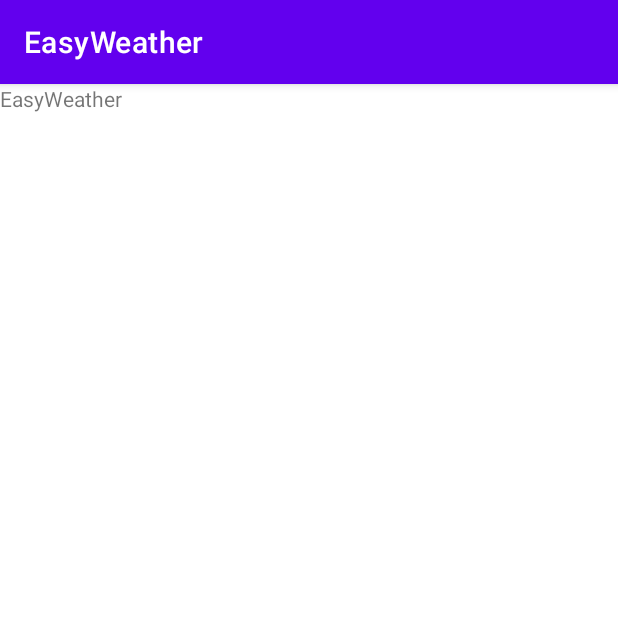
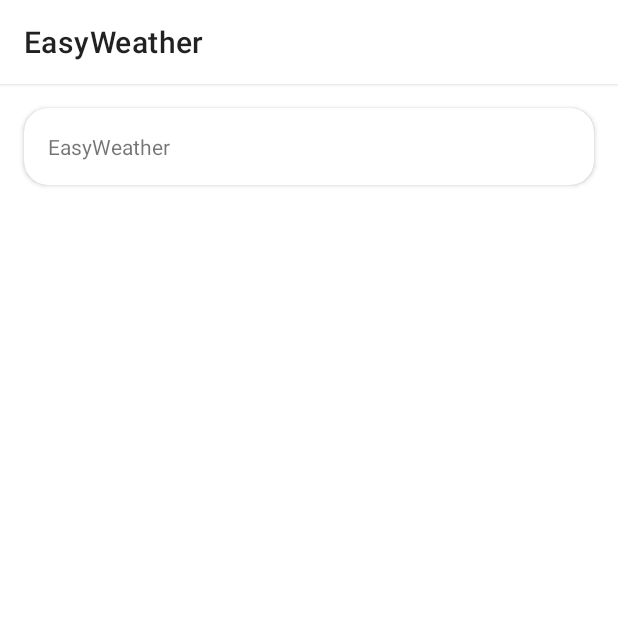
Before and after one commit to MaxKliuba/EasyWeather, an Android app: the screen it shows after launch (EasyWeatherActivity), on a phone screen of 412 x 824 dp, the top half of it. Run offline under Robolectric (Android 15) with nearby library versions, the phone set to English and light mode, and no system bars; our stand-ins replace RxJava.

Commit message:
ui updated, theme updated

```diff
--- a/app/build.gradle
+++ b/app/build.gradle
@@ -8,7 +8,7 @@ android {
 
     defaultConfig {
         applicationId "com.maxclub.android.easyweather"
-        minSdkVersion 19
+        minSdkVersion 21
         targetSdkVersion 31
         versionCode 1
         versionName "1.0"
@@ -43,6 +43,7 @@ dependencies {
     implementation 'com.squareup.retrofit2:adapter-rxjava2:2.9.0'
     implementation 'com.google.android.gms:play-services-location:18.0.0'
     implementation 'androidx.multidex:multidex:2.0.1'
+    implementation 'androidx.swiperefreshlayout:swiperefreshlayout:1.2.0-alpha01'
     testImplementation 'junit:junit:4.+'
     androidTestImplementation 'androidx.test.ext:junit:1.1.3'
     androidTestImplementation 'androidx.test.espresso:espresso-core:3.4.0'
--- a/app/src/main/java/com/maxclub/android/easyweather/LocationWeatherFragment.java
+++ b/app/src/main/java/com/maxclub/android/easyweather/LocationWeatherFragment.java
@@ -3,6 +3,7 @@ package com.maxclub.android.easyweather;
 import android.Manifest;
 import android.annotation.SuppressLint;
 import android.content.pm.PackageManager;
+import android.graphics.Color;
 import android.location.Location;
 import android.os.Bundle;
 import android.util.Log;
@@ -13,8 +14,10 @@ import android.widget.TextView;
 
 import androidx.annotation.NonNull;
 import androidx.annotation.Nullable;
+import androidx.appcompat.widget.Toolbar;
 import androidx.core.content.ContextCompat;
 import androidx.fragment.app.Fragment;
+import androidx.swiperefreshlayout.widget.SwipeRefreshLayout;
 
 import com.google.android.gms.common.ConnectionResult;
 import com.google.android.gms.common.GoogleApiAvailability;
@@ -22,6 +25,7 @@ import com.google.android.gms.common.api.GoogleApiClient;
 import com.google.android.gms.location.LocationListener;
 import com.google.android.gms.location.LocationRequest;
 import com.google.android.gms.location.LocationServices;
+import com.google.android.material.progressindicator.LinearProgressIndicator;
 import com.maxclub.android.easyweather.api.WeatherApi;
 import com.maxclub.android.easyweather.data.WeatherData;
 
@@ -45,6 +49,9 @@ public class LocationWeatherFragment extends Fragment implements LocationListene
     private Location mLocation;
     private WeatherApi mWeatherApi = WeatherApi.Instance.getApi();
     private WeatherData mWeatherData;
+
+    private SwipeRefreshLayout mSwipeRefreshLayout;
+    private Toolbar mToolbar;
     private TextView mTextView;
 
     public static LocationWeatherFragment newInstance() {
@@ -70,8 +77,18 @@ public class LocationWeatherFragment extends Fragment implements LocationListene
     public View onCreateView(@NonNull @NotNull LayoutInflater inflater,
                              @Nullable @org.jetbrains.annotations.Nullable ViewGroup container,
                              @Nullable @org.jetbrains.annotations.Nullable Bundle savedInstanceState) {
-        View view = inflater.inflate(R.layout.search_weather_fragment, container, false);
+        View view = inflater.inflate(R.layout.weather_fragment, container, false);
 
+        mSwipeRefreshLayout = (SwipeRefreshLayout) view.findViewById(R.id.swipe_refresh_layout);
+        mSwipeRefreshLayout.setColorSchemeResources(R.color.swipe_refresh_layout_color);
+        mSwipeRefreshLayout.setProgressBackgroundColorSchemeResource(R.color.swipe_refresh_layout_background_color);
+        mSwipeRefreshLayout.setOnRefreshListener(new SwipeRefreshLayout.OnRefreshListener() {
+            @Override
+            public void onRefresh() {
+                updateWeather();
+            }
+        });
+        mToolbar = (Toolbar) view.findViewById(R.id.weather_fragment_toolbar);
         mTextView = (TextView) view.findViewById(R.id.weather_textview);
 
         updateUserInterface();
@@ -183,6 +200,8 @@ public class LocationWeatherFragment extends Fragment implements LocationListene
 
     @SuppressLint("MissingPermission")
     private void registerLocationRequestListener() {
+        mSwipeRefreshLayout.setRefreshing(true);
+
         LocationRequest locationRequest = LocationRequest.create();
         locationRequest.setPriority(LocationRequest.PRIORITY_HIGH_ACCURACY);
         locationRequest.setInterval(1000);
@@ -218,11 +237,12 @@ public class LocationWeatherFragment extends Fragment implements LocationListene
                             Log.e(TAG, e.getMessage(), e);
                             // вивід екрану із повідомленням, що щось пішло не так
                         }
+                        mSwipeRefreshLayout.setRefreshing(false);
                     }
 
                     @Override
                     public void onComplete() {
-
+                        mSwipeRefreshLayout.setRefreshing(false);
                     }
                 });
     }
@@ -235,8 +255,8 @@ public class LocationWeatherFragment extends Fragment implements LocationListene
 
     private void updateUserInterface() {
         if (mWeatherData != null) {
-            mTextView.setText(mWeatherData.getCity().getName()
-                    + " " + mWeatherData.getList().get(0).getMain().getTemp()
+            mToolbar.setSubtitle(mWeatherData.getCity().getName());
+            mTextView.setText(mWeatherData.getList().get(0).getMain().getTemp()
                     + " " + mWeatherData.getList().get(0).getWeather().get(0).getMain());
         }
     }
--- a/app/src/main/java/com/maxclub/android/easyweather/SearchWeatherFragment.java
+++ b/app/src/main/java/com/maxclub/android/easyweather/SearchWeatherFragment.java
@@ -47,7 +47,7 @@ public class SearchWeatherFragment extends Fragment {
     public View onCreateView(@NonNull @NotNull LayoutInflater inflater,
                              @Nullable @org.jetbrains.annotations.Nullable ViewGroup container,
                              @Nullable @org.jetbrains.annotations.Nullable Bundle savedInstanceState) {
-        View view = inflater.inflate(R.layout.search_weather_fragment, container, false);
+        View view = inflater.inflate(R.layout.weather_fragment, container, false);
 
         mTextView = (TextView) view.findViewById(R.id.weather_textview);
 
--- a/app/src/main/res/layout/search_weather_fragment.xml
+++ /dev/null
@@ -1,13 +0,0 @@
-<?xml version="1.0" encoding="utf-8"?>
-<LinearLayout xmlns:android="http://schemas.android.com/apk/res/android"
-    android:layout_width="match_parent"
-    android:layout_height="match_parent"
-    android:orientation="vertical">
-
-    <TextView
-        android:id="@+id/weather_textview"
-        android:layout_width="match_parent"
-        android:layout_height="wrap_content"
-        android:text="@string/app_name" />
-
-</LinearLayout>
--- /dev/null
+++ b/app/src/main/res/layout/weather_fragment.xml
@@ -0,0 +1,48 @@
+<?xml version="1.0" encoding="utf-8"?>
+<androidx.swiperefreshlayout.widget.SwipeRefreshLayout xmlns:android="http://schemas.android.com/apk/res/android"
+    xmlns:app="http://schemas.android.com/apk/res-auto"
+    xmlns:tools="http://schemas.android.com/tools"
+    android:id="@+id/swipe_refresh_layout"
+    android:layout_width="match_parent"
+    android:layout_height="match_parent">
+
+    <LinearLayout
+        android:layout_width="match_parent"
+        android:layout_height="match_parent"
+        android:orientation="vertical">
+
+        <include layout="@layout/weather_fragment_toolbar" />
+
+        <ScrollView
+            android:layout_width="match_parent"
+            android:layout_height="match_parent"
+            android:padding="8dp">
+
+            <LinearLayout
+                android:layout_width="match_parent"
+                android:layout_height="wrap_content"
+                android:orientation="vertical">
+
+                <androidx.cardview.widget.CardView
+                    android:layout_width="match_parent"
+                    android:layout_height="wrap_content"
+                    android:layout_margin="8dp"
+                    app:cardBackgroundColor="?attr/colorSurface"
+                    app:cardCornerRadius="16dp">
+
+                    <TextView
+                        android:id="@+id/weather_textview"
+                        android:layout_width="match_parent"
+                        android:layout_height="wrap_content"
+                        android:layout_margin="16dp"
+                        android:text="@string/app_name" />
+
+                </androidx.cardview.widget.CardView>
+
+            </LinearLayout>
+
+        </ScrollView>
+
+    </LinearLayout>
+
+</androidx.swiperefreshlayout.widget.SwipeRefreshLayout>
--- /dev/null
+++ b/app/src/main/res/layout/weather_fragment_toolbar.xml
@@ -0,0 +1,15 @@
+<?xml version="1.0" encoding="utf-8"?>
+<androidx.appcompat.widget.Toolbar xmlns:android="http://schemas.android.com/apk/res/android"
+    xmlns:app="http://schemas.android.com/apk/res-auto"
+    android:id="@+id/weather_fragment_toolbar"
+    android:layout_width="match_parent"
+    android:layout_height="wrap_content"
+    android:background="?attr/colorPrimary"
+    android:fitsSystemWindows="true"
+    android:minHeight="?attr/actionBarSize"
+    android:translationZ="2dp"
+    app:popupTheme="@style/ThemeOverlay.AppCompat.DayNight"
+    app:theme="@style/ThemeOverlay.AppCompat.DayNight"
+    app:title="@string/app_name">
+
+</androidx.appcompat.widget.Toolbar>
--- /dev/null
+++ b/app/src/main/res/values-night/colors.xml
@@ -0,0 +1,5 @@
+<?xml version="1.0" encoding="utf-8"?>
+<resources>
+    <color name="swipe_refresh_layout_color">@color/white</color>
+    <color name="swipe_refresh_layout_background_color">@color/black</color>
+</resources>
--- a/app/src/main/res/values-night/themes.xml
+++ b/app/src/main/res/values-night/themes.xml
@@ -1,16 +1,21 @@
 <resources xmlns:tools="http://schemas.android.com/tools">
     <!-- Base application theme. -->
-    <style name="Theme.EasyWeather" parent="Theme.MaterialComponents.DayNight.DarkActionBar">
+    <style name="Theme.EasyWeather" parent="Theme.MaterialComponents.DayNight.NoActionBar">
         <!-- Primary brand color. -->
-        <item name="colorPrimary">@color/purple_200</item>
-        <item name="colorPrimaryVariant">@color/purple_700</item>
-        <item name="colorOnPrimary">@color/black</item>
+        <item name="colorPrimary">@color/dark_grey</item>
+        <item name="colorPrimaryVariant">@color/dark_grey</item>
+        <item name="colorOnPrimary">@color/white</item>
         <!-- Secondary brand color. -->
         <item name="colorSecondary">@color/teal_200</item>
         <item name="colorSecondaryVariant">@color/teal_200</item>
         <item name="colorOnSecondary">@color/black</item>
         <!-- Status bar color. -->
         <item name="android:statusBarColor" tools:targetApi="l">?attr/colorPrimaryVariant</item>
+        <item name="android:windowLightStatusBar" tools:targetApi="m">false</item>
         <!-- Customize your theme here. -->
+        <item name="colorSurface">@color/dark_grey</item>
+        <item name="colorOnSurface">@color/white</item>
+        <item name="android:colorBackground">@color/black</item>
+        <item name="colorOnBackground">@color/white</item>
     </style>
 </resources>
--- a/app/src/main/res/values/colors.xml
+++ b/app/src/main/res/values/colors.xml
@@ -7,4 +7,8 @@
     <color name="teal_700">#FF018786</color>
     <color name="black">#FF000000</color>
     <color name="white">#FFFFFFFF</color>
+    <color name="dark_grey">#222222</color>
+
+    <color name="swipe_refresh_layout_color">@color/black</color>
+    <color name="swipe_refresh_layout_background_color">@color/white</color>
 </resources>
--- a/app/src/main/res/values/themes.xml
+++ b/app/src/main/res/values/themes.xml
@@ -1,16 +1,21 @@
 <resources xmlns:tools="http://schemas.android.com/tools">
     <!-- Base application theme. -->
-    <style name="Theme.EasyWeather" parent="Theme.MaterialComponents.DayNight.DarkActionBar">
+    <style name="Theme.EasyWeather" parent="Theme.MaterialComponents.DayNight.NoActionBar">
         <!-- Primary brand color. -->
-        <item name="colorPrimary">@color/purple_500</item>
-        <item name="colorPrimaryVariant">@color/purple_700</item>
-        <item name="colorOnPrimary">@color/white</item>
+        <item name="colorPrimary">@color/white</item>
+        <item name="colorPrimaryVariant">@color/white</item>
+        <item name="colorOnPrimary">@color/black</item>
         <!-- Secondary brand color. -->
         <item name="colorSecondary">@color/teal_200</item>
         <item name="colorSecondaryVariant">@color/teal_700</item>
         <item name="colorOnSecondary">@color/black</item>
         <!-- Status bar color. -->
         <item name="android:statusBarColor" tools:targetApi="l">?attr/colorPrimaryVariant</item>
+        <item name="android:windowLightStatusBar" tools:targetApi="m">true</item>
         <!-- Customize your theme here. -->
+        <item name="colorSurface">@color/white</item>
+        <item name="colorOnSurface">@color/black</item>
+        <item name="android:colorBackground">@color/white</item>
+        <item name="colorOnBackground">@color/black</item>
     </style>
 </resources>
```
